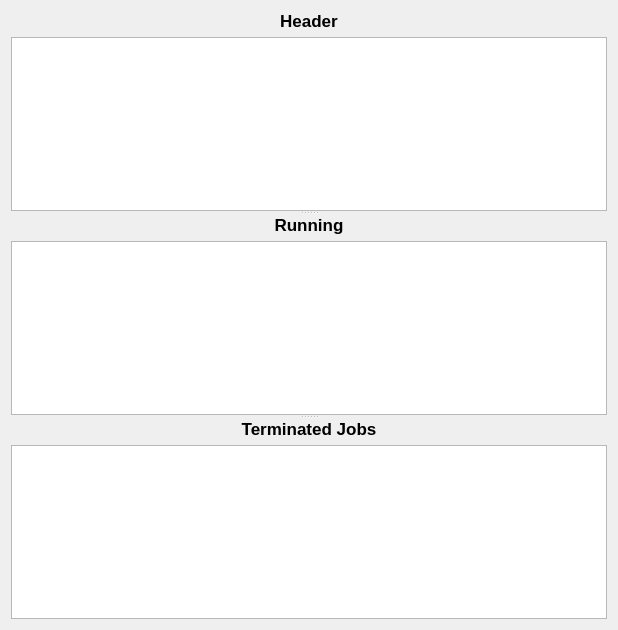
This is src/qt-console/status/clientstat.ui in naszaklasa/bacula as Qt 5 draws it before an edit. The edited form follows.
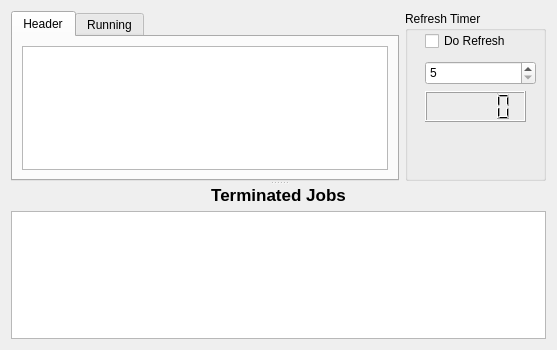
This is the edited form. Icons and pictures are not drawn.

```diff
--- a/src/qt-console/status/clientstat.ui
+++ b/src/qt-console/status/clientstat.ui
@@ -5,8 +5,8 @@
    <rect>
     <x>0</x>
     <y>0</y>
-    <width>618</width>
-    <height>630</height>
+    <width>557</width>
+    <height>350</height>
    </rect>
   </property>
   <property name="windowTitle" >
@@ -18,25 +18,19 @@
      <property name="orientation" >
       <enum>Qt::Vertical</enum>
      </property>
-     <widget class="QWidget" name="" >
-      <layout class="QVBoxLayout" >
+     <widget class="QWidget" name="layoutWidget" >
+      <layout class="QHBoxLayout" >
        <item>
-        <widget class="QLabel" name="runningLabel_2" >
-         <property name="layoutDirection" >
-          <enum>Qt::LeftToRight</enum>
+        <widget class="QTabWidget" name="tabWidget" >
+         <property name="currentIndex" >
+          <number>0</number>
          </property>
-         <property name="text" >
-          <string>&lt;html>&lt;head>&lt;meta name="qrichtext" content="1" />&lt;style type="text/css">
-p, li { white-space: pre-wrap; }
-&lt;/style>&lt;/head>&lt;body style=" font-family:'Sans Serif'; font-size:9pt; font-weight:400; font-style:normal; text-decoration:none;">
-&lt;p style=" margin-top:0px; margin-bottom:0px; margin-left:0px; margin-right:0px; -qt-block-indent:0; text-indent:0px;">&lt;span style=" font-size:13pt; font-weight:600;">Header&lt;/span>&lt;/p>&lt;/body>&lt;/html></string>
-         </property>
-         <property name="alignment" >
-          <set>Qt::AlignCenter</set>
-         </property>
-        </widget>
-       </item>
-       <item>
+         <widget class="QWidget" name="tab" >
+          <attribute name="title" >
+           <string>Header</string>
+          </attribute>
+          <layout class="QGridLayout" >
+           <item row="0" column="0" >
         <widget class="QTextEdit" name="textEditHeader" >
          <property name="sizePolicy" >
           <sizepolicy vsizetype="Expanding" hsizetype="Expanding" >
@@ -99,30 +93,79 @@
        </item>
       </layout>
      </widget>
-     <widget class="QWidget" name="" >
+         <widget class="QWidget" name="tab_2" >
+          <attribute name="title" >
+           <string>Running</string>
+          </attribute>
       <layout class="QGridLayout" >
        <item row="0" column="0" >
-        <widget class="QLabel" name="runningLabel" >
-         <property name="layoutDirection" >
-          <enum>Qt::LeftToRight</enum>
-         </property>
-         <property name="text" >
-          <string>&lt;html>&lt;head>&lt;meta name="qrichtext" content="1" />&lt;style type="text/css">
-p, li { white-space: pre-wrap; }
-&lt;/style>&lt;/head>&lt;body style=" font-family:'Sans Serif'; font-size:9pt; font-weight:400; font-style:normal;">
-&lt;p style=" margin-top:0px; margin-bottom:0px; margin-left:0px; margin-right:0px; -qt-block-indent:0; text-indent:0px;">&lt;span style=" font-size:13pt; font-weight:600;">Running&lt;/span>&lt;/p>&lt;/body>&lt;/html></string>
-         </property>
-         <property name="alignment" >
-          <set>Qt::AlignCenter</set>
-         </property>
-        </widget>
-       </item>
-       <item row="1" column="0" >
         <widget class="QTextEdit" name="textEditRunning" />
        </item>
       </layout>
      </widget>
-     <widget class="QWidget" name="" >
+        </widget>
+       </item>
+       <item>
+        <widget class="QGroupBox" name="groupBox" >
+         <property name="minimumSize" >
+          <size>
+           <width>141</width>
+           <height>0</height>
+          </size>
+         </property>
+         <property name="maximumSize" >
+          <size>
+           <width>141</width>
+           <height>16777215</height>
+          </size>
+         </property>
+         <property name="title" >
+          <string>Refresh Timer</string>
+         </property>
+         <widget class="QSpinBox" name="spinBox" >
+          <property name="geometry" >
+           <rect>
+            <x>20</x>
+            <y>50</y>
+            <width>111</width>
+            <height>24</height>
+           </rect>
+          </property>
+          <property name="minimum" >
+           <number>5</number>
+          </property>
+          <property name="maximum" >
+           <number>999</number>
+          </property>
+         </widget>
+         <widget class="QCheckBox" name="checkBox" >
+          <property name="geometry" >
+           <rect>
+            <x>20</x>
+            <y>20</y>
+            <width>101</width>
+            <height>20</height>
+           </rect>
+          </property>
+          <property name="text" >
+           <string>Do Refresh</string>
+          </property>
+         </widget>
+         <widget class="QLCDNumber" name="timerDisplay" >
+          <property name="geometry" >
+           <rect>
+            <x>20</x>
+            <y>80</y>
+            <width>101</width>
+            <height>31</height>
+           </rect>
+          </property>
+         </widget>
+        </widget>
+       </item>
+      </layout>
+     </widget>
+     <widget class="QWidget" name="layoutWidget1" >
       <layout class="QGridLayout" >
        <item row="0" column="0" >
         <widget class="QLabel" name="terminatedLabel" >
```
Lines whose indentation alone changed are shown as unchanged.
